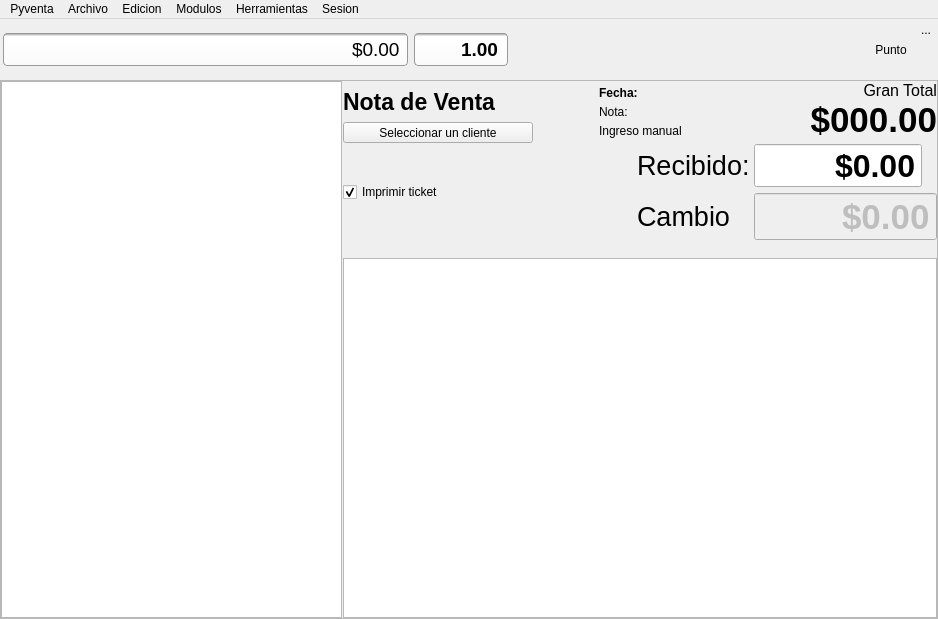
The window that qt/ui_pyventa.ui (dravix/pyventa) describes before a commit, drawn with Qt 5.
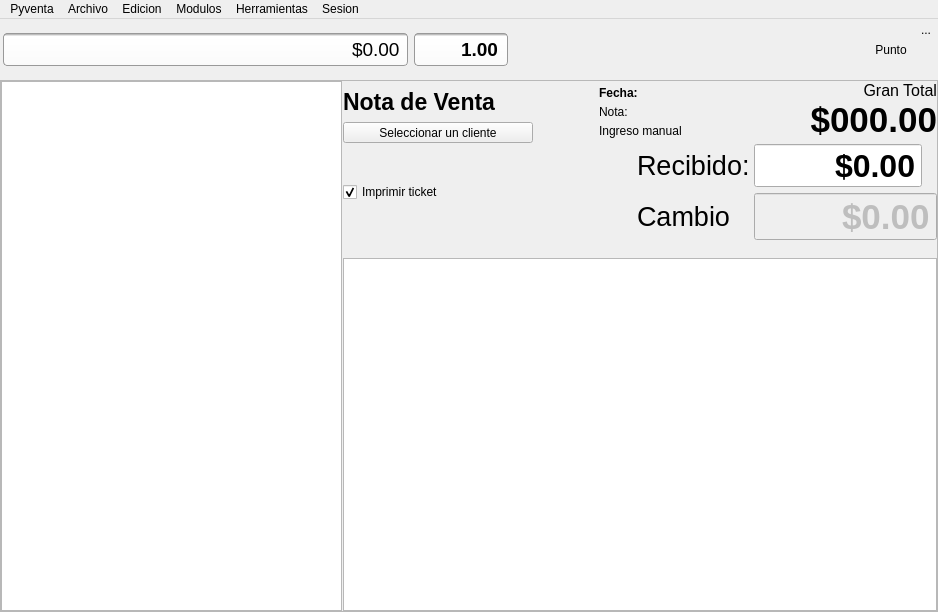
The same window after the commit. Icons and pictures are not drawn.

```diff
--- a/qt/ui_pyventa.ui
+++ b/qt/ui_pyventa.ui
@@ -7,7 +7,7 @@
     <x>0</x>
     <y>0</y>
     <width>938</width>
-    <height>619</height>
+    <height>612</height>
    </rect>
   </property>
   <property name="windowTitle">
```
Left out of the diff: 26 changed lines with no effect on the pictures.
